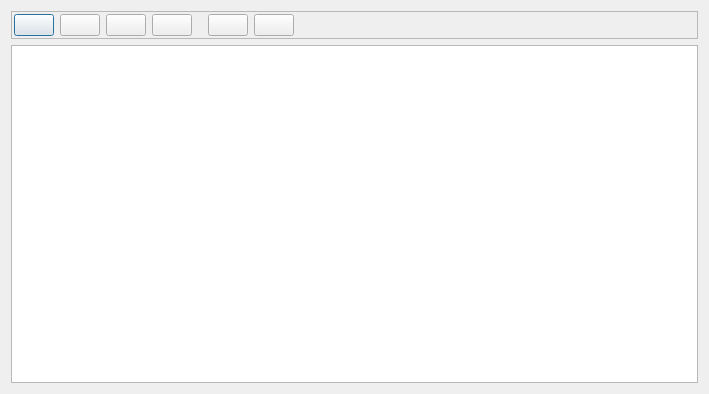
The window that drivers/devicecontroldialog.ui (grigp/a-analyser) describes before a commit, drawn with Qt 5.
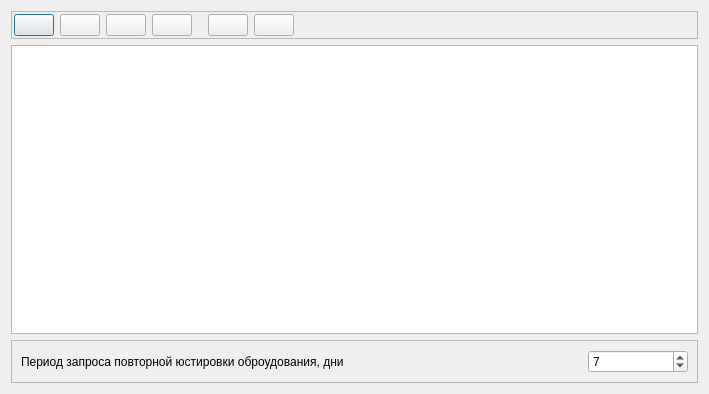
The same window after the commit. Icons and pictures are not drawn.

Commit message: Юстировка подключенного оборудования не при каждом запуске, а через установленный период времени

What changed in the file:
```diff
--- a/drivers/devicecontroldialog.ui
+++ b/drivers/devicecontroldialog.ui
@@ -194,6 +194,66 @@
      </attribute>
     </widget>
    </item>
+   <item>
+    <widget class="QFrame" name="frTunningPeriod">
+     <property name="frameShape">
+      <enum>QFrame::StyledPanel</enum>
+     </property>
+     <property name="frameShadow">
+      <enum>QFrame::Raised</enum>
+     </property>
+     <layout class="QHBoxLayout" name="horizontalLayout_2">
+      <item>
+       <widget class="QLabel" name="lblTunningPeriod">
+        <property name="text">
+         <string>Период запроса повторной юстировки оброудования, дни</string>
+        </property>
+       </widget>
+      </item>
+      <item>
+       <spacer name="horizontalSpacer_3">
+        <property name="orientation">
+         <enum>Qt::Horizontal</enum>
+        </property>
+        <property name="sizeHint" stdset="0">
+         <size>
+          <width>40</width>
+          <height>20</height>
+         </size>
+        </property>
+       </spacer>
+      </item>
+      <item>
+       <widget class="QSpinBox" name="edTunningPeriod">
+        <property name="sizePolicy">
+         <sizepolicy hsizetype="Fixed" vsizetype="Fixed">
+          <horstretch>0</horstretch>
+          <verstretch>0</verstretch>
+         </sizepolicy>
+        </property>
+        <property name="minimumSize">
+         <size>
+          <width>100</width>
+          <height>0</height>
+         </size>
+        </property>
+        <property name="minimum">
+         <number>1</number>
+        </property>
+        <property name="maximum">
+         <number>30</number>
+        </property>
+        <property name="singleStep">
+         <number>1</number>
+        </property>
+        <property name="value">
+         <number>7</number>
+        </property>
+       </widget>
+      </item>
+     </layout>
+    </widget>
+   </item>
   </layout>
  </widget>
  <resources>
```
Left out of the diff: 17 changed lines with no effect on the pictures. The commit also changes 4 other files.
